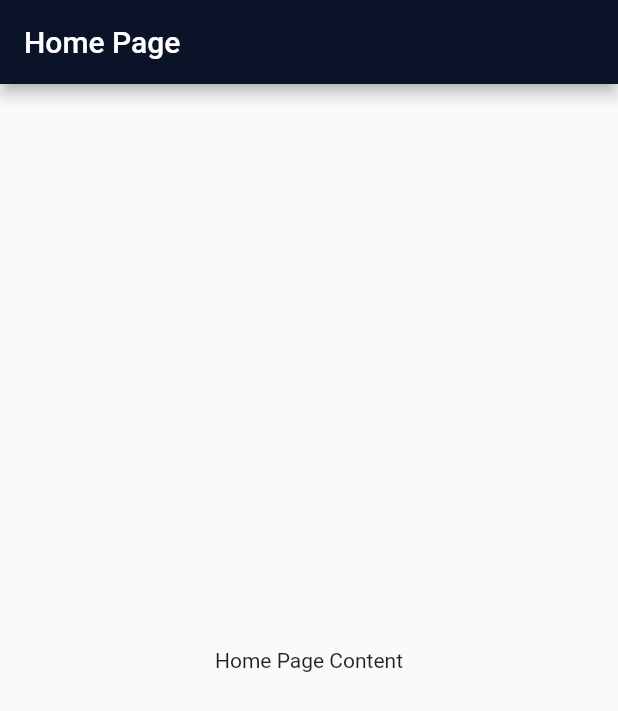
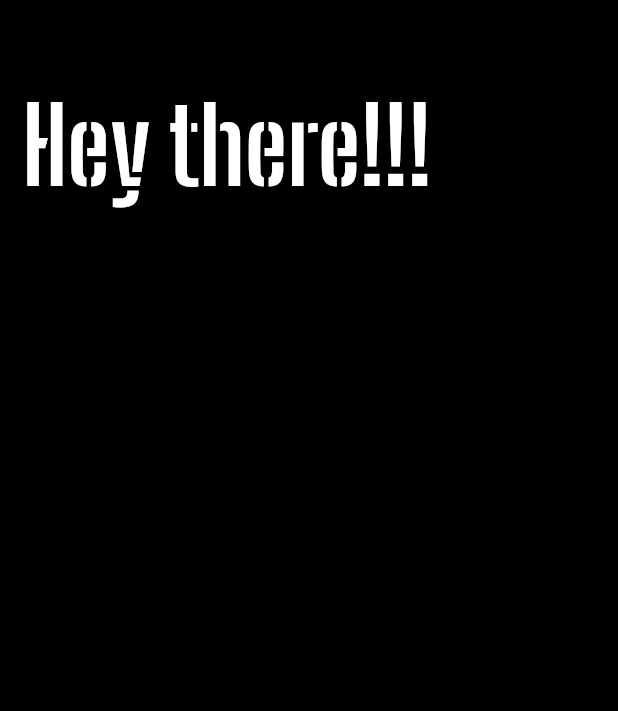
Before and after one commit to Procoder16/Basic_Banking_App, a Flutter app: the screen it shows after launch, on a phone screen of 412 x 824 dp. Shown: the top 711 px of the screen. Run offline on Flutter 3.47's test engine with Material 2 defaults, Android fonts, the phone set to English and light mode, and no system bars; our stand-ins replace animated_text_kit, flutter_spinkit.

Commit message:
started with the login page

```diff
--- a/lib/homePage.dart
+++ b/lib/homePage.dart
@@ -1,18 +1,117 @@
-import 'package:flutter/material.dart';
-
-class HomePage extends StatelessWidget {
-  @override
-  Widget build(BuildContext context) {
-    return Scaffold(
-      appBar: AppBar(
-        backgroundColor: Color(0xFF0B1328),
-        title: Text('Home Page'),
-      ),
-      body: Container(
-        child: Center(
-          child: Text('Home Page Content'),
-        ),
-      ),
-    );
-  }
-}
+// import 'package:flutter/material.dart';
+//
+// class LoginPage extends StatefulWidget {
+//   @override
+//   _LoginPageState createState() => _LoginPageState();
+// }
+//
+// class _LoginPageState extends State<LoginPage> {
+//   @override
+//   Widget build(BuildContext context) {
+//     final Size size = MediaQuery.of(context).size;
+//     final double fontScale = MediaQuery.of(context).textScaleFactor;
+//
+//     return Scaffold(
+//       body: SingleChildScrollView(
+//         child: Container(
+//           width: size.width,
+//           height: size.height,
+//           padding: EdgeInsets.only(
+//               left: 20,
+//               right: 20,
+//               top: size.height * 0.14,
+//               bottom: size.height * 0.06),
+//           child: Column(
+//             crossAxisAlignment: CrossAxisAlignment.start,
+//             mainAxisAlignment: MainAxisAlignment.spaceBetween,
+//             children: [
+//               Text(
+//                 "Hello, \nWelcome Back",
+//                 style: Theme.of(context).textTheme.headline1.copyWith(
+//                       fontSize: size.width * 0.1,
+//                     ),
+//               ),
+//               Column(
+//                 crossAxisAlignment: CrossAxisAlignment.end,
+//                 children: [
+//                   Container(
+//                     padding: EdgeInsets.symmetric(horizontal: 20, vertical: 5),
+//                     decoration: BoxDecoration(
+//                       color: AppColor.textFieldColorDark,
+//                       borderRadius: BorderRadius.all(
+//                         Radius.circular(20),
+//                       ),
+//                     ),
+//                     child: TextField(
+//                       decoration: InputDecoration(
+//                         border: InputBorder.none,
+//                         hintText: "Email or Phone number",
+//                       ),
+//                     ),
+//                   ),
+//                   SizedBox(
+//                     height: 20,
+//                   ),
+//                   Container(
+//                     padding: EdgeInsets.symmetric(horizontal: 20, vertical: 5),
+//                     decoration: BoxDecoration(
+//                       color: AppColor.textFieldColorDark,
+//                       borderRadius: BorderRadius.all(Radius.circular(20)),
+//                     ),
+//                     child: TextField(
+//                       obscureText: true,
+//                       decoration: InputDecoration(
+//                         border: InputBorder.none,
+//                         hintText: "Password",
+//                       ),
+//                     ),
+//                   ),
+//                   SizedBox(
+//                     height: 20,
+//                   ),
+//                   Text(
+//                     "Forgot Password?",
+//                     style: Theme.of(context).textTheme.bodyText1,
+//                   )
+//                 ],
+//               ),
+//               Column(
+//                 children: [
+//                   MaterialButton(
+//                     onPressed: () => {
+//                       Navigator.push(
+//                         context,
+//                         MaterialPageRoute(
+//                             builder: (context) => CustomSidebar()),
+//                       )
+//                     },
+//                     elevation: 100,
+//                     padding: EdgeInsets.all(18),
+//                     shape: RoundedRectangleBorder(
+//                         borderRadius: BorderRadius.circular(20)),
+//                     color: AppColor.buttonBackgroundColorDark,
+//                     child: Center(
+//                         child: Text(
+//                       "Login",
+//                       style: TextStyle(fontWeight: FontWeight.bold),
+//                     )),
+//                   ),
+//                   SizedBox(height: 30),
+//                   MaterialButton(
+//                       onPressed: () {
+//                         Navigator.push(
+//                           context,
+//                           MaterialPageRoute(
+//                               builder: (context) => SecondRoute()),
+//                         );
+//                       },
+//                       child: Text("Create account"))
+//                 ],
+//               )
+//             ],
+//           ),
+//         ),
+//       ),
+//     );
+//   }
+// }
--- /dev/null
+++ b/lib/loginPage.dart
@@ -0,0 +1,34 @@
+import 'package:flutter/material.dart';
+
+class HomePage extends StatelessWidget {
+  @override
+  Widget build(BuildContext context) {
+    return SafeArea(
+      child: Scaffold(
+        backgroundColor: Colors.black,
+        body: SingleChildScrollView(
+          child: Expanded(
+            child: Padding(
+              padding: EdgeInsets.all(15.0),
+              child: Column(
+                children: [
+                  SizedBox(
+                    height: 40.0,
+                  ),
+                  Text(
+                    'Hey there!!!',
+                    style: TextStyle(
+                      fontSize: 70.0,
+                      fontWeight: FontWeight.bold,
+                      fontFamily: 'BigShoulder',
+                    ),
+                  ),
+                ],
+              ),
+            ),
+          ),
+        ),
+      ),
+    );
+  }
+}
--- a/lib/main.dart
+++ b/lib/main.dart
@@ -3,6 +3,7 @@ import 'dart:async';
 import 'package:animated_text_kit/animated_text_kit.dart';
 import 'homePage.dart';
 import 'package:flutter_spinkit/flutter_spinkit.dart';
+import 'loginPage.dart';
 
 void main() {
   runApp(MyApp());
@@ -12,6 +13,7 @@ class MyApp extends StatelessWidget {
   @override
   Widget build(BuildContext context) {
     return MaterialApp(
+      theme: ThemeData.dark(),
       home: SplashScreen(),
     );
   }
```
